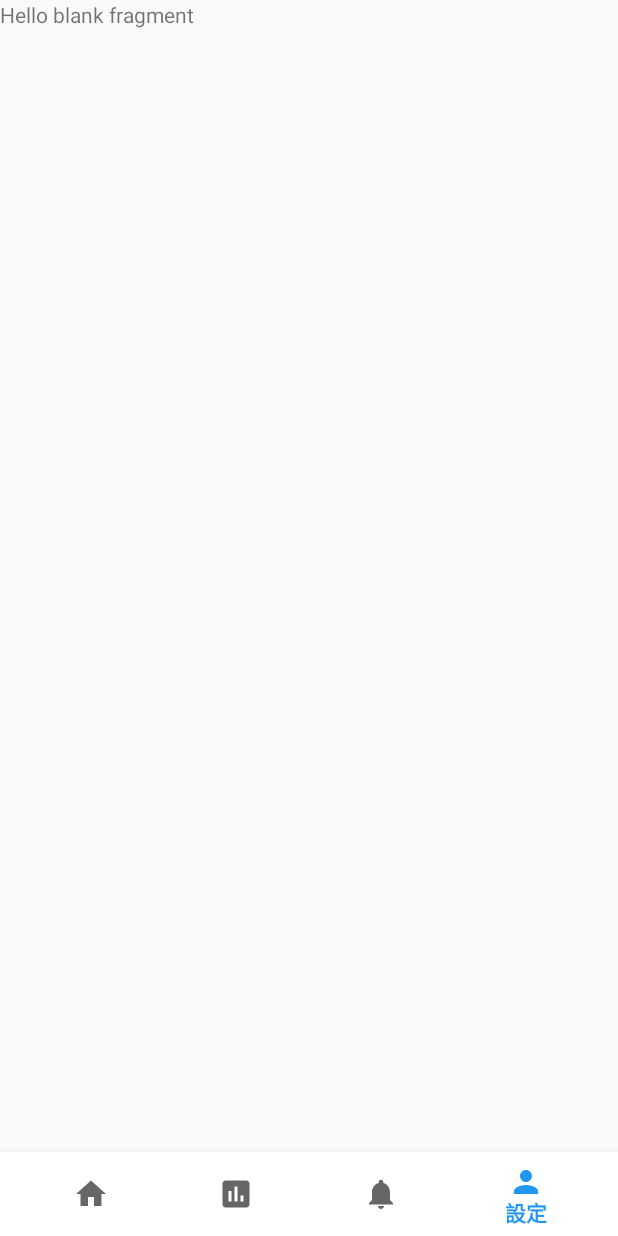
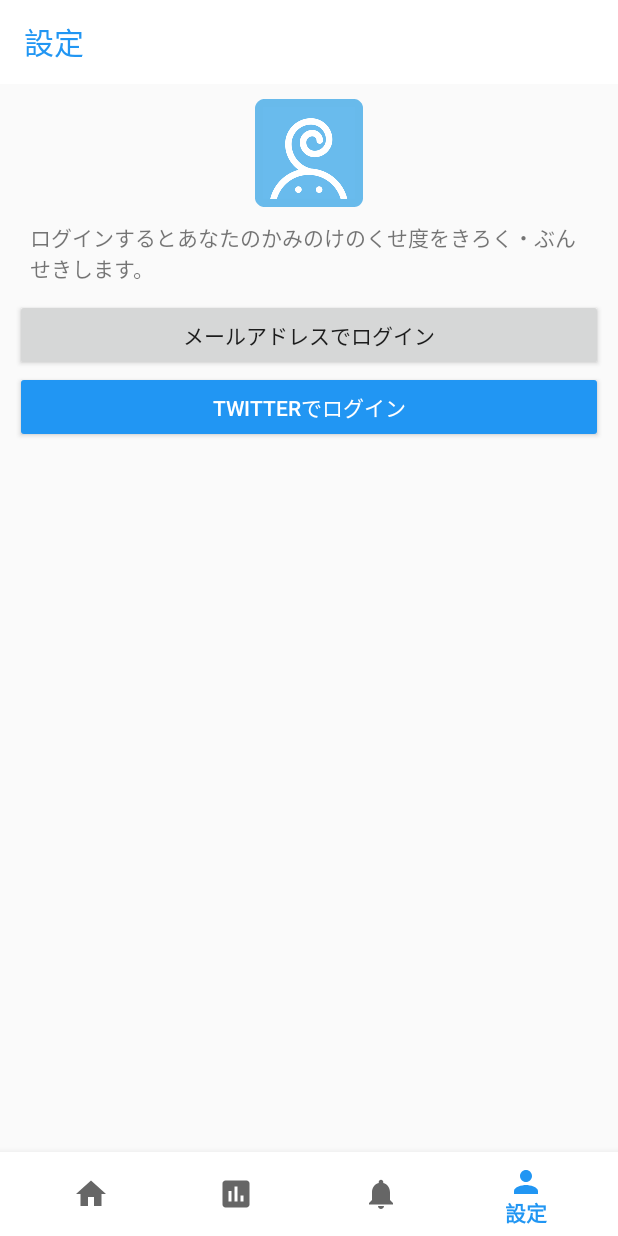
Before and after one commit to h3birth/CurlKusegeApp, an Android app: the screen it shows after launch (MainActivity), item 4 of the bottom bar chosen, on a phone screen of 412 x 824 dp. Run offline under Robolectric (Android 15) with nearby library versions, the phone set to English and light mode, and no system bars; our stand-ins replace Dagger/Hilt's generated code, RxJava; pictures from the network do not load.

Commit message:
add login form

```diff
--- a/app/src/main/res/layout/fragment_setting.xml
+++ b/app/src/main/res/layout/fragment_setting.xml
@@ -1,14 +1,59 @@
 <?xml version="1.0" encoding="utf-8"?>
-<FrameLayout xmlns:android="http://schemas.android.com/apk/res/android"
+<android.support.constraint.ConstraintLayout xmlns:android="http://schemas.android.com/apk/res/android"
     xmlns:tools="http://schemas.android.com/tools"
     android:layout_width="match_parent"
     android:layout_height="match_parent"
+    xmlns:app="http://schemas.android.com/apk/res-auto"
     tools:context=".ui.setting.SettingFragment">
 
-    <!-- TODO: Update blank fragment layout -->
-    <TextView
+    <android.support.v7.widget.Toolbar
+        android:id="@+id/app_toolbar"
+        app:layout_scrollFlags="enterAlways|scroll"
+        app:title="@string/setting"
+        app:titleTextColor="@color/colorPrimary"
         android:layout_width="match_parent"
-        android:layout_height="match_parent"
-        android:text="@string/hello_blank_fragment" />
+        android:layout_height="wrap_content"
+        android:background="@android:color/white"
+        android:minHeight="?attr/actionBarSize"
+        android:theme="?attr/actionBarTheme"
+        app:layout_constraintStart_toStartOf="parent"
+        app:layout_constraintTop_toTopOf="parent"/>
 
-</FrameLayout>
+    <LinearLayout
+        android:id="@+id/ll_login_form"
+        android:layout_width="match_parent"
+        android:layout_height="wrap_content"
+        android:orientation="vertical"
+        android:padding="@dimen/margin_m"
+        app:layout_constraintStart_toStartOf="parent"
+        app:layout_constraintTop_toBottomOf="@+id/app_toolbar">
+
+        <ImageView
+            android:id="@+id/iv_app_icon"
+            android:layout_width="match_parent"
+            android:layout_height="wrap_content"
+            android:src="@mipmap/ic_launcher" />
+
+        <TextView
+            android:id="@+id/tv_login_read"
+            android:layout_width="match_parent"
+            android:layout_height="wrap_content"
+            android:layout_margin="@dimen/margin_m"
+            android:text="@string/tv_login_read" />
+
+        <Button
+            android:id="@+id/btn_login_mail"
+            style="@style/Widget.AppCompat.Button"
+            android:layout_width="match_parent"
+            android:layout_height="wrap_content"
+            android:text="@string/btn_login_mail" />
+
+        <Button
+            android:id="@+id/btn_login_twitter"
+            style="@style/Widget.AppCompat.Button.Colored"
+            android:layout_width="match_parent"
+            android:layout_height="wrap_content"
+            android:text="@string/btn_login_twitter" />
+    </LinearLayout>
+
+</android.support.constraint.ConstraintLayout>
--- a/app/src/main/res/values/strings.xml
+++ b/app/src/main/res/values/strings.xml
@@ -1,16 +1,20 @@
 <resources>
+    <!-- ページタイトル -->
     <string name="app_name">か～る</string>
     <string name="chart">チャート</string>
     <string name="news">お知らせ</string>
     <string name="setting">設定</string>
 
-    <!-- TODO: Remove or change this placeholder text -->
-    <string name="hello_blank_fragment">Hello blank fragment</string>
-
+    <!-- 天気情報 -->
     <string name="tv_temp">%d℃</string>
     <string name="tv_humidity">%d\%</string>
-
     <string name="tv_submit_read">あなたの髪は今どんな感じ？</string>
 
+    <!-- ログインフォーム -->
+    <string name="tv_login_read">ログインするとあなたのかみのけのくせ度をきろく・ぶんせきします。</string>
+    <string name="btn_login_mail">メールアドレスでログイン</string>
+    <string name="btn_login_twitter">Twitterでログイン</string>
+
+    <!-- その他 -->
     <string name="dash">-</string>
 </resources>
--- a/app/src/main/res/values/styles.xml
+++ b/app/src/main/res/values/styles.xml
@@ -8,4 +8,12 @@
         <item name="colorAccent">@color/colorAccent</item>
     </style>
 
+    <!-- Button -->
+    <style name="AppTheme.RaisedButton" parent="Theme.AppCompat.Light">
+        <item name="android:background">@android:color/white</item>
+        <item name="colorControlHighlight">@color/colorPrimary</item>
+        <item name="colorButtonNormal">@android:color/white</item>
+        <item name="android:textColor">@color/colorPrimary</item>
+    </style>
+
 </resources>
```
